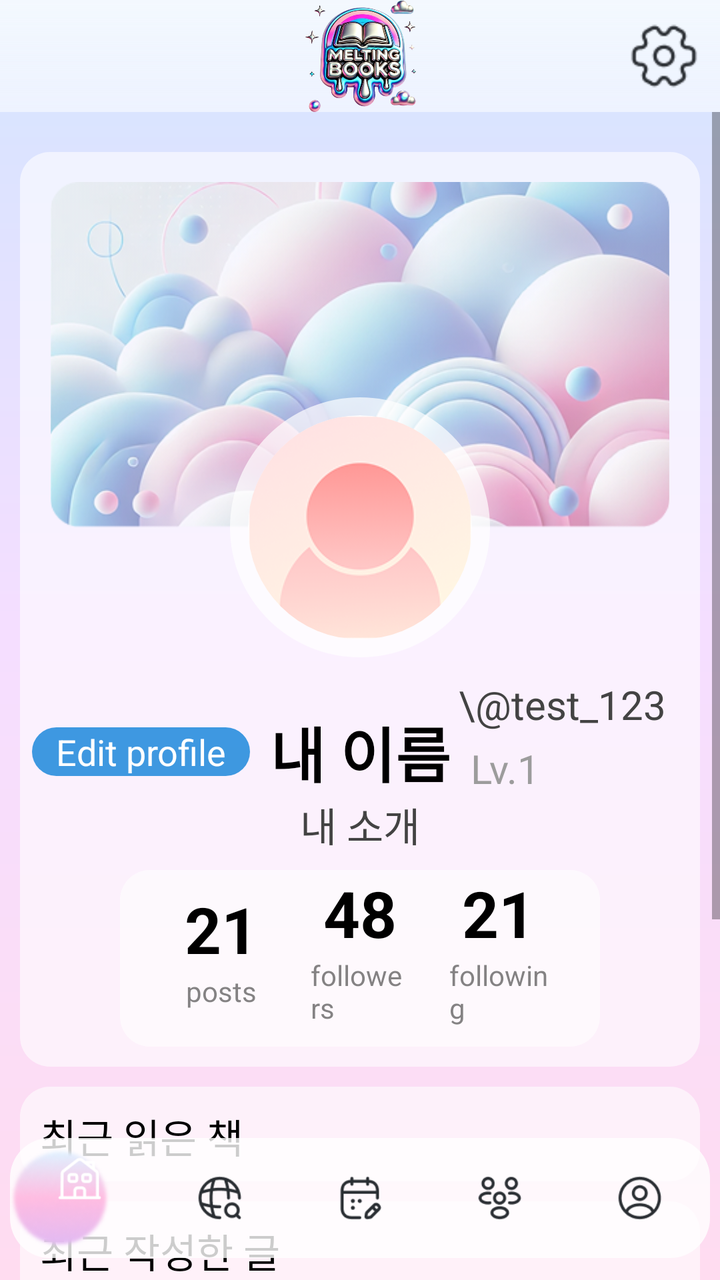
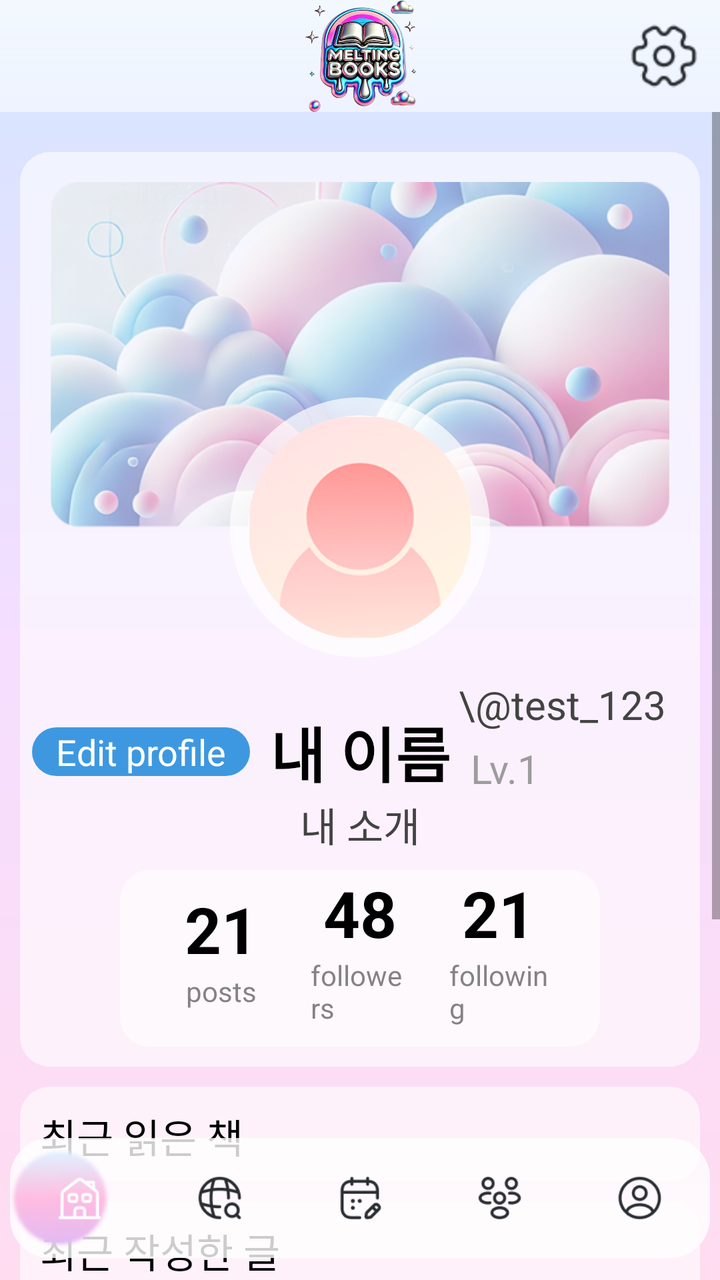

Two renders of the same Android screen: before a commit and after it. Below are the layout's source before the change and the commit's diff.
<!-- AndroidManifest.xml: application theme Theme.MeltingBooks -->
<!-- res/layout/activity_profile.xml -->
<?xml version="1.0" encoding="utf-8"?>
<androidx.constraintlayout.widget.ConstraintLayout
    xmlns:android="http://schemas.android.com/apk/res/android"
    xmlns:app="http://schemas.android.com/apk/res-auto"
    android:layout_width="match_parent"
    android:layout_height="match_parent"
    android:background="@drawable/feed_background">

    
    <RelativeLayout
        android:id="@+id/topBar"
        android:layout_width="match_parent"
        android:layout_height="wrap_content"
        android:orientation="vertical"
        android:background="@drawable/top_bar_background"
        app:layout_constraintTop_toTopOf="parent"
        app:layout_constraintStart_toStartOf="parent"
        app:layout_constraintEnd_toEndOf="parent"
        android:fitsSystemWindows="true">


        
        <ImageView
            android:id="@+id/topBarImage"
            android:layout_width="56dp"
            android:layout_height="56dp"
            android:layout_gravity="center"
            android:layout_centerHorizontal="true"
            android:layout_alignParentTop="true"
            android:src="@drawable/meltingbooks_toplog"
            />

        
        <ImageButton
            android:id="@+id/goTo_App_setting"
            android:layout_width="56dp"
            android:layout_height="56dp"
            android:padding="10dp"
            android:layout_alignParentEnd="true"
            android:background="@null"
            android:contentDescription="Setting Profile Button"
            android:scaleType="fitCenter"
            android:src="@drawable/ic_setting"/>
    </RelativeLayout>

    
    <ScrollView
        android:id="@+id/scrollView"
        android:layout_width="0dp"
        android:layout_height="0dp"
        android:fillViewport="true"
        app:layout_constraintTop_toBottomOf="@id/topBar"
        app:layout_constraintBottom_toBottomOf="parent"
        app:layout_constraintStart_toStartOf="parent"
        app:layout_constraintEnd_toEndOf="parent">

        <LinearLayout
            android:layout_width="match_parent"
            android:layout_height="wrap_content"
            android:orientation="vertical"
            android:layout_marginTop="10dp"
            app:layout_constraintTop_toBottomOf="@id/topBar"
            >
            
            <androidx.constraintlayout.widget.ConstraintLayout
                android:id="@+id/profile_area"
                android:layout_width="match_parent"
                android:layout_height="wrap_content"
                android:layout_marginHorizontal="10dp"
                android:layout_marginTop="10dp"
                android:paddingBottom="10dp"
                android:background="@drawable/round_background_15"
                android:backgroundTint="#BFFFFFFF"
                app:layout_constraintTop_toBottomOf="@id/topBar"
                app:layout_constraintStart_toStartOf="parent"
                app:layout_constraintEnd_toEndOf="parent"
                >

                
                <ImageView
                    android:id="@+id/profile_background_area"
                    android:layout_width="match_parent"
                    android:layout_height="wrap_content"
                    android:scaleType="fitCenter"
                    android:adjustViewBounds="true"
                    android:src="@drawable/profile_background"
                    android:layout_marginTop="15dp"
                    android:layout_marginHorizontal="15dp"
                    app:layout_constraintTop_toTopOf="parent"
                    app:layout_constraintStart_toStartOf="parent"
                    app:layout_constraintEnd_toEndOf="parent"
                    />
                
                <View
                    android:id="@+id/profile_ring"
                    android:layout_width="130dp"
                    android:layout_height="130dp"
                    android:background="@drawable/circle_white_translucent"
                    app:layout_constraintTop_toBottomOf="@id/profile_background_area"
                    app:layout_constraintStart_toStartOf="parent"
                    app:layout_constraintEnd_toEndOf="parent"
                    android:translationY="-65dp"
                    />

                
                <ImageView
                    android:id="@+id/profile_image"
                    android:layout_width="112dp"
                    android:layout_height="112dp"
                    android:scaleType="centerCrop"
                    android:src="@drawable/sample_profile"
                    android:background="@drawable/profile_image_background"
                    app:layout_constraintBottom_toBottomOf="@+id/profile_ring"
                    app:layout_constraintStart_toStartOf="@+id/profile_ring"
                    app:layout_constraintEnd_toEndOf="@+id/profile_ring"
                    app:layout_constraintTop_toTopOf="@+id/profile_ring"
                    android:clipToOutline="true"
                    android:translationY="-65dp"
                    />

                <TextView
                    android:id="@+id/profile_name"
                    android:layout_width="wrap_content"
                    android:layout_height="wrap_content"
                    android:text="내 이름"
                    android:textColor="@color/black"
                    android:textStyle="bold"
                    android:textSize="30sp"
                    app:layout_constraintEnd_toEndOf="@+id/profile_area"
                    app:layout_constraintStart_toStartOf="@+id/profile_area"
                    app:layout_constraintTop_toBottomOf="@+id/profile_ring"
                    android:layout_marginTop="-40dp"
                    />

                <TextView
                    android:id="@+id/profile_level"
                    android:layout_width="wrap_content"
                    android:layout_height="wrap_content"
                    android:text="Lv.1"
                    android:textSize="20sp"
                    android:textColor="#9C9C9C"
                    app:layout_constraintBottom_toBottomOf="@+id/profile_name"
                    app:layout_constraintStart_toEndOf="@+id/profile_name"
                    android:layout_marginLeft="10dp"
                    />


                <TextView
                    android:id="@+id/profile_tagid"
                    android:layout_width="wrap_content"
                    android:layout_height="wrap_content"
                    android:layout_marginStart="4dp"
                    android:layout_marginBottom="32dp"
                    android:text="\@test_123"
                    android:textColor="#434343"
                    android:textSize="20sp"
                    app:layout_constraintBottom_toBottomOf="@+id/profile_name"
                    app:layout_constraintStart_toEndOf="@+id/profile_name" />

                <TextView
                    android:id="@+id/goTo_Profile_setting"
                    android:layout_width="wrap_content"
                    android:layout_height="wrap_content"
                    android:text="Edit profile"
                    android:textSize="18sp"
                    android:textColor="#FFFFFF"
                    android:background="@drawable/round_background_15"
                    android:backgroundTint="#1082DA"
                    android:paddingHorizontal="12dp"
                    app:layout_constraintTop_toTopOf="@+id/profile_name"
                    app:layout_constraintBottom_toBottomOf="@+id/profile_name"
                    app:layout_constraintEnd_toStartOf="@+id/profile_name"
                    android:layout_marginRight="10dp"
                    />


                <TextView
                    android:id="@+id/profile_bio"
                    android:layout_width="wrap_content"
                    android:layout_height="wrap_content"
                    android:text="내 소개"
                    android:textSize="20sp"
                    android:textColor="#434343"
                    app:layout_constraintStart_toStartOf="@+id/profile_area"
                    app:layout_constraintEnd_toEndOf="@+id/profile_area"
                    app:layout_constraintTop_toBottomOf="@+id/profile_name"
                    android:layout_marginTop="0dp"
                    />

                <LinearLayout
                    android:id="@+id/follow_number_area"
                    android:layout_width="0dp"
                    android:layout_height="wrap_content"
                    app:layout_constraintTop_toBottomOf="@+id/profile_bio"
                    app:layout_constraintStart_toStartOf="@+id/profile_area"
                    app:layout_constraintEnd_toEndOf="@+id/profile_area"
                    app:layout_constraintBottom_toBottomOf="parent"
                    android:orientation="horizontal"
                    android:gravity="center"
                    android:paddingHorizontal="16dp"
                    android:layout_marginHorizontal="50dp"
                    android:paddingBottom="10dp"
                    android:background="@drawable/round_background_15"
                    android:backgroundTint="#BFFFFFFF"
                    android:layout_marginTop="8dp"
                    >

                    
                    <LinearLayout
                        android:layout_width="0dp"
                        android:layout_height="wrap_content"
                        android:layout_weight="1"
                        android:orientation="vertical"
                        android:layout_marginHorizontal="10dp"
                        android:gravity="center_horizontal">

                        <TextView
                            android:id="@+id/review_count"
                            android:layout_width="wrap_content"
                            android:layout_height="wrap_content"
                            android:text="21"
                            android:textColor="@color/black"
                            android:textSize="32sp"
                            android:textStyle="bold"/>
                        <TextView
                            android:layout_width="wrap_content"
                            android:layout_height="wrap_content"
                            android:text="posts"
                            android:textColor="#A6424242"
                            />
                    </LinearLayout>

                    
                    <LinearLayout
                        android:layout_width="0dp"
                        android:layout_height="wrap_content"
                        android:layout_weight="1"
                        android:orientation="vertical"
                        android:layout_marginHorizontal="10dp"
                        android:gravity="center_horizontal">

                        <TextView
                            android:id="@+id/follower_count"
                            android:layout_width="wrap_content"
                            android:layout_height="wrap_content"
                            android:text="48"
                            android:textColor="@color/black"
                            android:textSize="32sp"
                            android:textStyle="bold"/>
                        <TextView
                            android:layout_width="wrap_content"
                            android:layout_height="wrap_content"
                            android:text="followers"
                            android:textColor="#A6424242"
                            />
                    </LinearLayout>

                    
                    <LinearLayout
                        android:layout_width="0dp"
                        android:layout_height="wrap_content"
                        android:layout_weight="1"
                        android:orientation="vertical"
                        android:layout_marginHorizontal="10dp"
                        android:gravity="center_horizontal">

                        <TextView
                            android:id="@+id/following_count"
                            android:layout_width="wrap_content"
                            android:layout_height="wrap_content"
                            android:text="21"
                            android:textColor="@color/black"
                            android:textSize="32sp"
                            android:textStyle="bold"/>

                        <TextView
                            android:layout_width="wrap_content"
                            android:layout_height="wrap_content"
                            android:text="following"
                            android:textColor="#A6424242"
                            />

                    </LinearLayout>

                </LinearLayout>

            </androidx.constraintlayout.widget.ConstraintLayout>


            
            <LinearLayout
                android:id="@+id/recently_read_book"
                android:layout_width="match_parent"
                android:layout_height="wrap_content"
                android:layout_marginHorizontal="10dp"
                android:layout_marginTop="10dp"
                android:background="@drawable/round_background_15"
                android:backgroundTint="#BFFFFFFF"
                android:orientation="vertical"
                app:layout_constraintEnd_toEndOf="parent"
                app:layout_constraintStart_toStartOf="parent"
                app:layout_constraintTop_toBottomOf="@id/profile_area">

                <TextView
                    android:id="@+id/recently_read_book_text"
                    android:layout_width="wrap_content"
                    android:layout_height="wrap_content"
                    android:layout_marginLeft="10dp"
                    android:layout_marginTop="10dp"
                    android:text="최근 읽은 책"
                    android:textColor="@color/black"
                    android:textSize="20sp" />

                
                <LinearLayout
                    android:id="@+id/book_image_container"
                    android:layout_width="match_parent"
                    android:layout_height="wrap_content"
                    android:orientation="horizontal"
                    android:gravity="center"
                    android:layout_marginTop="8dp"
                    app:layout_constraintBottom_toTopOf="@id/recently_read_book_text"
                    app:layout_constraintStart_toStartOf="parent"
                    app:layout_constraintEnd_toEndOf="parent"
                    android:clipChildren="false">

                    <HorizontalScrollView
                        android:layout_width="match_parent"
                        android:layout_height="wrap_content"
                        android:overScrollMode="never"
                        android:scrollbars="none"
                        android:clipChildren="false"
                        >

                        <LinearLayout
                            android:id="@+id/book_list_container"
                            android:layout_width="wrap_content"
                            android:layout_height="wrap_content"
                            android:orientation="horizontal"
                            android:paddingStart="16dp"
                            android:paddingEnd="16dp"
                            android:clipChildren="false"
                            />
                    </HorizontalScrollView>
                </LinearLayout>
            </LinearLayout>

            
            <LinearLayout
                android:id="@+id/recent_reviews"
                android:layout_width="match_parent"
                android:layout_height="300dp"
                android:layout_marginHorizontal="10dp"
                android:layout_marginTop="10dp"
                android:background="@drawable/round_background_15"
                android:backgroundTint="#BFFFFFFF"
                android:orientation="vertical"
                app:layout_constraintTop_toBottomOf="@id/recently_read_book"
                app:layout_constraintStart_toStartOf="parent"
                app:layout_constraintEnd_toEndOf="parent"
                >

                <TextView
                    android:id="@+id/recently_reviews_text"
                    android:layout_width="wrap_content"
                    android:layout_height="wrap_content"
                    android:text="최근 작성한 글"
                    android:textColor="@color/black"
                    android:textSize="20sp"
                    android:layout_marginTop="10dp"
                    android:layout_marginLeft="10dp"
                    />

                
                <androidx.recyclerview.widget.RecyclerView
                    android:id="@+id/feedRecyclerView"
                    android:layout_width="match_parent"
                    android:layout_height="wrap_content"
                    app:layout_constraintBottom_toBottomOf="parent"
                    app:layout_constraintEnd_toEndOf="parent"
                    app:layout_constraintHorizontal_bias="0.0"
                    app:layout_constraintStart_toStartOf="parent"
                    app:layout_constraintTop_toBottomOf="@+id/recently_reviews_text"
                    app:layout_constraintVertical_bias="0.0" />

            </LinearLayout>

        </LinearLayout>

    </ScrollView>


    
    <RelativeLayout
        android:id="@+id/bottomNavigation"
        android:layout_width="match_parent"
        android:layout_height="60dp"
        app:layout_constraintBottom_toBottomOf="parent"
        android:layout_marginBottom="11dp"
        android:layout_marginHorizontal="5dp"
        >

        <View
            android:layout_width="match_parent"
            android:layout_height="match_parent"
            android:background="@drawable/round_background_20"/>

        
        <ImageView
            android:id="@+id/gradientCircle"
            android:layout_width="50dp"
            android:layout_height="50dp"
            android:background="@drawable/gra_cir_img"
            android:layout_centerVertical="true"/>

        
        <com.google.android.material.bottomnavigation.BottomNavigationView
            android:id="@+id/bottomNavigationView"
            android:layout_width="match_parent"
            android:layout_height="match_parent"
            android:layout_gravity="center"
            android:background="@drawable/transparency"
            app:itemIconTint="@drawable/nav_item_selector"
            app:menu="@menu/bottom_nav_menu"/>
    </RelativeLayout>

</androidx.constraintlayout.widget.ConstraintLayout>
<!-- resources referenced by this layout -->
<resources>
  <color name="black">#000000</color>
  <!-- drawable circle_white_translucent (drawable) -->
  <shape xmlns:android="http://schemas.android.com/apk/res/android"
      android:shape="oval">
      <solid android:color="#B3FFFFFF"/> 
  </shape>
  <!-- drawable feed_background (drawable) -->
  <?xml version="1.0" encoding="utf-8" ?>
  <layer-list xmlns:android="http://schemas.android.com/apk/res/android">
  <item>
      <shape>
          <gradient
              android:startColor="#FFDCF0"
              android:centerColor="#F5DEFF"
              android:endColor="#D4E5FF"
              android:angle="90"/>
      </shape>
  
  </item>
  </layer-list>
  <!-- drawable gra_cir_img: png bitmap (drawable, 4916 bytes) -->
  <!-- drawable ic_setting: png bitmap (drawable, 1547 bytes) -->
  <!-- drawable meltingbooks_toplog: png bitmap (drawable, 376364 bytes) -->
  <!-- drawable nav_item_selector (drawable) -->
  <?xml version="1.0" encoding="utf-8"?>
  <selector xmlns:android="http://schemas.android.com/apk/res/android">
      <item
          android:state_checked="true"
          android:color="#FFFFFF"
          />  
  
      <item android:state_checked="false"
          android:color="#292D32" />  
  </selector>
  <!-- drawable profile_background: png bitmap (drawable, 185291 bytes) -->
  <!-- drawable profile_image_background (drawable) -->
  <?xml version="1.0" encoding="utf-8"?>
  <shape xmlns:android="http://schemas.android.com/apk/res/android">
      <solid android:color="#ffff"/> 
      <corners android:radius="1000dp"/>
  </shape>
  <!-- drawable round_background_15 (drawable) -->
  <?xml version="1.0" encoding="utf-8"?>
  <shape xmlns:android="http://schemas.android.com/apk/res/android">
      <solid android:color="#CCFFFFFF" />  
      <corners android:radius="15dp" />
  </shape>
  <!-- drawable round_background_20 (drawable) -->
  <?xml version="1.0" encoding="utf-8"?>
  <shape xmlns:android="http://schemas.android.com/apk/res/android">
      <solid android:color="#CCFFFFFF" />  
      <corners android:radius="20dp" />
  </shape>
  <!-- drawable sample_profile: png bitmap (drawable, 16455 bytes) -->
  <!-- drawable top_bar_background (drawable) -->
  <?xml version="1.0" encoding="utf-8"?>
  <layer-list xmlns:android="http://schemas.android.com/apk/res/android">
  <item>
      <shape>
          <gradient
              android:startColor="#8AFFFFFF"
              android:endColor="#F3F8FE"
              android:angle="90"/>
      </shape>
  </item>
  </layer-list>
  <!-- drawable transparency (drawable) -->
  <?xml version="1.0" encoding="utf-8"?>
  <shape xmlns:android="http://schemas.android.com/apk/res/android">
      <solid android:color="#00FFFFFF" />  
  </shape>
  <style name="Theme.MeltingBooks" parent="Theme.MaterialComponents.DayNight.NoActionBar">
          
          <item name="colorPrimary">@color/primaryColor</item>
          <item name="colorPrimaryDark">@color/primaryDarkColor</item>
          <item name="colorAccent">@color/accentColor</item>
          <item name="android:statusBarColor">@color/primaryDarkColor</item>
          <item name="android:windowBackground">@color/backgroundColor</item>
      </style>
  <color name="primaryColor">#6200EE</color>
  <color name="primaryDarkColor">#3700B3</color>
  <color name="accentColor">#03DAC5</color>
  <color name="backgroundColor">#F5F5F5</color>
</resources>

<!-- the commit's change to res/layout/activity_profile.xml (unified diff, before → after) -->
@@ -421,7 +421,8 @@
             android:layout_gravity="center"
             android:background="@drawable/transparency"
             app:itemIconTint="@drawable/nav_item_selector"
-            app:menu="@menu/bottom_nav_menu"/>
+            app:menu="@menu/bottom_nav_menu"
+            app:labelVisibilityMode="unlabeled"/>
     </RelativeLayout>
 
 </androidx.constraintlayout.widget.ConstraintLayout>
